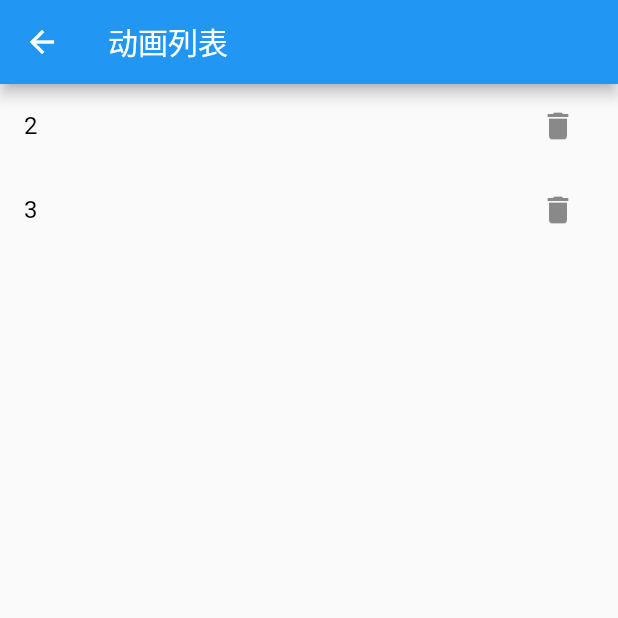
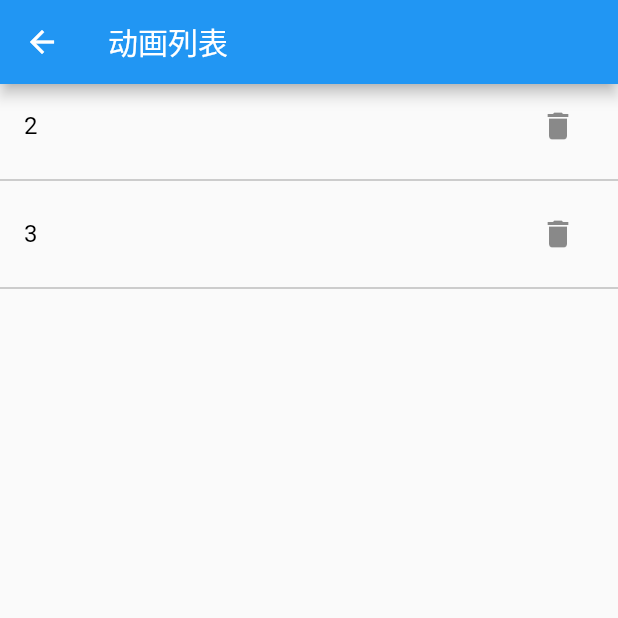
Before and after one commit to chdo002/DDU, a Flutter app: the AniListPage screen opened directly, after a tap on the "delete" icon, on a phone screen of 412 x 824 dp, the top half of it. Run offline on Flutter 3.47's test engine with Material 2 defaults, Android fonts, the phone set to English and light mode, and no system bars; our stand-ins replace dio, fluttertoast, get, pull_to_refresh, shared_preferences, webview_flutter; missing offline and left inert: random_color; accounts and stored records are empty.

Commit message:
调整demo

```diff
--- a/flutter_demo/my_flutter/lib/pages/animateListPage.dart
+++ b/flutter_demo/my_flutter/lib/pages/animateListPage.dart
@@ -38,11 +38,16 @@ class AniListPageState extends State<AniListPage> {
         });
   }
 
-  buildItem(index) => ListTile(
-      key: ValueKey(data[index]),
-      title: Text(data[index], style: const TextStyle(color: Colors.black)),
-      trailing: IconButton(
-          onPressed: () => onDelete(index), icon: const Icon(Icons.delete)));
+  buildItem(index) => Column(children: [
+        ListTile(
+            key: ValueKey(data[index]),
+            title:
+                Text(data[index], style: const TextStyle(color: Colors.black)),
+            trailing: IconButton(
+                onPressed: () => onDelete(index),
+                icon: const Icon(Icons.delete))),
+        if (index < data.length) const Divider(color: Colors.grey)
+      ]);
 
   onDelete(index) {
     listKey.currentState!.removeItem(index, (context, animation) {
```
Also changed, not shown: flutter_demo/my_flutter/lib/demo/Sliver/SliverPage.dart (+81 -7 lines).
